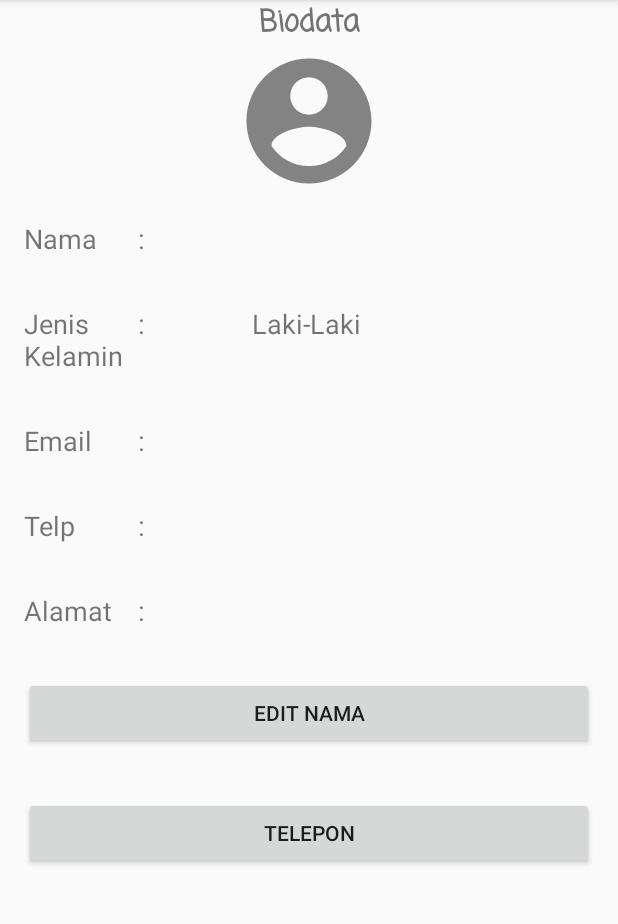
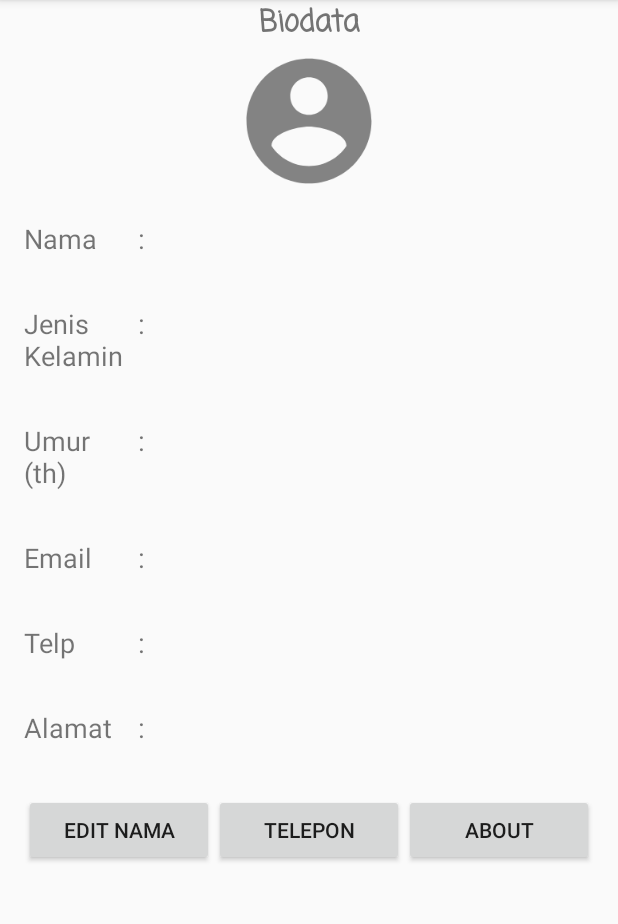
Before and after one commit to isa-ardi/smkcoding_project_1, an Android app: the ProfilActivity screen opened directly, with no data from a screen before it, on a phone screen of 412 x 824 dp, the part 84-1008 px from its top. Run offline under Robolectric (Android 15) with nearby library versions, the phone set to English and light mode, and no system bars.

Commit message:
revisi & add about

```diff
--- a/app/src/main/AndroidManifest.xml
+++ b/app/src/main/AndroidManifest.xml
@@ -4,12 +4,14 @@
 
     <application
         android:allowBackup="true"
-        android:icon="@mipmap/ic_launcher"
+        android:icon="@drawable/icon"
         android:label="@string/app_name"
         android:roundIcon="@mipmap/ic_launcher_round"
         android:supportsRtl="true"
         android:theme="@style/AppTheme">
-        <activity android:name=".ProfilActivity"></activity>
+        <activity android:name=".AboutActivity"></activity>
+        <activity android:name=".EditProfilActivity" />
+        <activity android:name=".ProfilActivity" />
         <activity android:name=".MainActivity">
             <intent-filter>
                 <action android:name="android.intent.action.MAIN" />
--- a/app/src/main/java/com/isa/myapplication/ProfilActivity.kt
+++ b/app/src/main/java/com/isa/myapplication/ProfilActivity.kt
@@ -1,20 +1,79 @@
 package com.isa.myapplication
 
+import android.app.Activity
+import android.content.Intent
+import android.net.Uri
 import androidx.appcompat.app.AppCompatActivity
 import android.os.Bundle
+import android.widget.Toast
 import kotlinx.android.synthetic.main.activity_profil.*
 
 class ProfilActivity : AppCompatActivity() {
+
+    companion object{
+        val REQUEST_CODE = 100
+    }
+
+    private fun navigasiKeEditProfil(){
+        val intent = Intent(this, EditProfilActivity::class.java)
+
+        val namaUser = txtName.text.toString()
+        intent.putExtra("nama", namaUser)
+        startActivityForResult(intent, REQUEST_CODE)
+    }
+
+    override fun onActivityResult(requestCode: Int, resultCode: Int, data: Intent?) {
+        if (requestCode == REQUEST_CODE) {
+            if (resultCode == Activity.RESULT_OK){
+                val result = data?.getStringExtra("nama")
+                txtName.text = result
+            }else{
+                Toast.makeText(this, "Edit Failed", Toast.LENGTH_LONG).show()
+            }
+        }
+    }
 
     override fun onCreate(savedInstanceState: Bundle?) {
         super.onCreate(savedInstanceState)
         setContentView(R.layout.activity_profil)
 
+        ambilData()
+
+        btnEditNama.setOnClickListener{ navigasiKeEditProfil() }
+        btnEditTelp.setOnClickListener{ dialPhoneNumber(txtTelp.text.toString()) }
+        btnAbout.setOnClickListener { goToAbout() }
+    }
+
+    private fun goToAbout() {
+        intent = Intent(this, AboutActivity::class.java)
+
+        startActivity(intent)
+    }
+
+    private fun ambilData() {
         val bundle = intent.extras
 
-        txtName.text = (bundle?.getCharSequence(MainActivity.NAMA))
-        txtAddress.text = (bundle?.getCharSequence(MainActivity.ALAMAT))
-        txtEmail.text = (bundle?.getCharSequence(MainActivity.EMAIL))
-        txtTelp.text = (bundle?.getCharSequence(MainActivity.TELP))
+        val nama = bundle?.getString("nama")
+        val gender = bundle?.getString("gender")
+        val umur = bundle?.getString("umur")
+        val email = bundle?.getString("email")
+        val telp = bundle?.getString("telp")
+        val alamat = bundle?.getString("alamat")
+
+        txtName.text = nama
+        txtGender.text = gender
+        txtAge.text = umur
+        txtEmail.text = email
+        txtTelp.text = telp
+        txtAddress.text = alamat
+    }
+
+    private fun dialPhoneNumber(phoneNumber: String) {
+        val intent = Intent(Intent.ACTION_DIAL).apply {
+            data = Uri.parse("tel:$phoneNumber")
+        }
+        if (intent.resolveActivity(packageManager) != null) {
+            startActivity(intent)
+        }
     }
 }
--- a/app/src/main/res/layout/activity_profil.xml
+++ b/app/src/main/res/layout/activity_profil.xml
@@ -108,6 +108,37 @@
                     android:layout_height="wrap_content"
                     android:layout_weight="2"
                     android:textSize="18sp"
+                    android:text="Umur (th)"/>
+
+                <TextView
+                    android:layout_width="match_parent"
+                    android:layout_height="wrap_content"
+                    android:layout_weight="2"
+                    android:textSize="18sp"
+                    android:text=":"/>
+
+                <TextView
+                    android:id="@+id/txtAge"
+                    android:layout_width="match_parent"
+                    android:layout_height="wrap_content"
+                    android:layout_weight="1"
+                    android:textSize="18sp"
+                    android:text="16"
+                    android:inputType="number"/>
+
+            </LinearLayout>
+
+            <LinearLayout
+                android:layout_width="match_parent"
+                android:layout_height="wrap_content"
+                android:layout_margin="16dp"
+                android:orientation="horizontal">
+
+                <TextView
+                    android:layout_width="match_parent"
+                    android:layout_height="wrap_content"
+                    android:layout_weight="2"
+                    android:textSize="18sp"
                     android:text="Email"/>
 
                 <TextView
@@ -187,19 +218,34 @@
 
             </LinearLayout>
 
+            <LinearLayout
+                android:layout_width="match_parent"
+                android:layout_height="wrap_content"
+                android:layout_margin="16dp"
+                android:orientation="horizontal">
+
                 <Button
                     android:id="@+id/btnEditNama"
                     android:layout_width="match_parent"
                     android:layout_height="wrap_content"
-                android:layout_margin="16dp"
+                    android:layout_weight="2"
                     android:text="EDIT NAMA"/>
 
                 <Button
                     android:id="@+id/btnEditTelp"
                     android:layout_width="match_parent"
                     android:layout_height="wrap_content"
-                android:layout_margin="16dp"
+                    android:layout_weight="2"
                     android:text="TELEPON"/>
+
+                <Button
+                    android:id="@+id/btnAbout"
+                    android:layout_width="match_parent"
+                    android:layout_height="wrap_content"
+                    android:layout_weight="2"
+                    android:text="ABOUT"/>
+            </LinearLayout>
+
 
         </LinearLayout>
 
```
Also changed, not shown: app/src/main/java/com/isa/myapplication/AboutActivity.kt (added, +12 -0 lines), app/src/main/java/com/isa/myapplication/EditProfilActivity.kt (added, +36 -0 lines), app/src/main/java/com/isa/myapplication/MainActivity.kt (+46 -27 lines), app/src/main/res/layout/activity_about.xml (added, +115 -0 lines), app/src/main/res/layout/activity_edit_profil.xml (added, +33 -0 lines), app/src/main/res/layout/activity_main.xml (+7 -0 lines), app/src/main/res/drawable-xhdpi/icon.png (added). Lines whose indentation alone changed are shown as unchanged.
